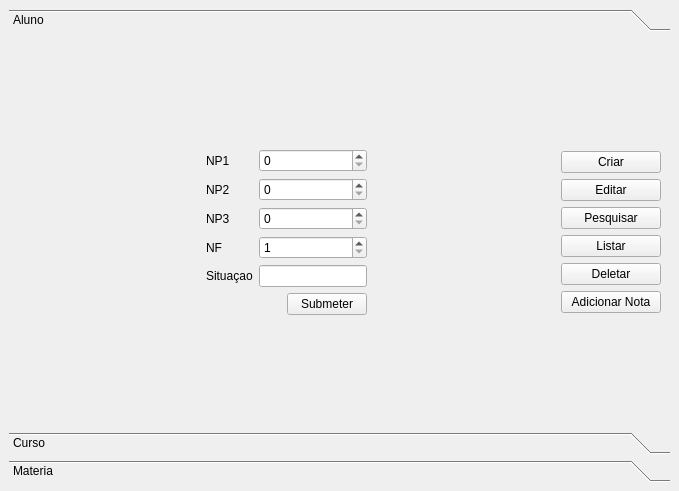
Before: the Qt Designer form design.ui in mugbug/banco-de-dados, drawn with Qt 5.
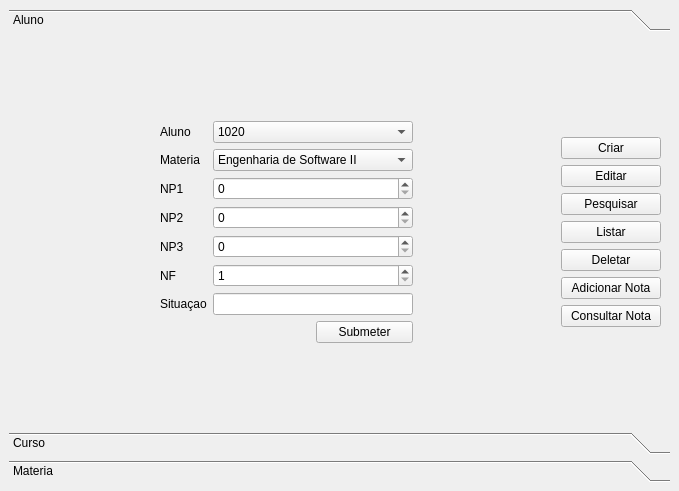
After: the same form once the commit is applied. The open tabs and pages were chosen to show the change. Icons and pictures are not drawn.

```diff
--- a/design.ui
+++ b/design.ui
@@ -1466,52 +1466,52 @@
              <layout class="QGridLayout" name="gridLayout_14">
               <item row="1" column="1">
                <layout class="QGridLayout" name="gridLayout_13">
-                <item row="3" column="1">
+                <item row="5" column="1">
                  <widget class="QLabel" name="aluno_lbl_semestre_2">
                   <property name="text">
                    <string>NF</string>
                   </property>
                  </widget>
                 </item>
-                <item row="4" column="1">
+                <item row="6" column="1">
                  <widget class="QLabel" name="aluno_lbl_curso_2">
                   <property name="text">
                    <string>Situaçao</string>
                   </property>
                  </widget>
                 </item>
-                <item row="2" column="1">
+                <item row="4" column="1">
                  <widget class="QLabel" name="aluno_lbl_matricula_2">
                   <property name="text">
                    <string>NP3</string>
                   </property>
                  </widget>
                 </item>
-                <item row="1" column="2" colspan="2">
+                <item row="3" column="2" colspan="2">
                  <widget class="QSpinBox" name="aluno_input_np2">
                   <property name="maximum">
                    <number>100</number>
                   </property>
                  </widget>
                 </item>
-                <item row="1" column="1">
+                <item row="3" column="1">
                  <widget class="QLabel" name="aluno_lbl_idade_2">
                   <property name="text">
                    <string>NP2</string>
                   </property>
                  </widget>
                 </item>
-                <item row="0" column="1">
+                <item row="2" column="1">
                  <widget class="QLabel" name="aluno_lbl_nome_2">
                   <property name="text">
                    <string>NP1</string>
                   </property>
                  </widget>
                 </item>
-                <item row="4" column="2" colspan="2">
+                <item row="6" column="2" colspan="2">
                  <widget class="QLineEdit" name="aluno_input_situacao"/>
                 </item>
-                <item row="0" column="2" colspan="2">
+                <item row="2" column="2" colspan="2">
                  <widget class="QSpinBox" name="aluno_input_np1">
                   <property name="minimumSize">
                    <size>
@@ -1524,7 +1524,7 @@
                   </property>
                  </widget>
                 </item>
-                <item row="3" column="2" colspan="2">
+                <item row="5" column="2" colspan="2">
                  <widget class="QSpinBox" name="aluno_input_nf">
                   <property name="minimum">
                    <number>1</number>
@@ -1534,20 +1534,58 @@
                   </property>
                  </widget>
                 </item>
-                <item row="2" column="2" colspan="2">
+                <item row="4" column="2" colspan="2">
                  <widget class="QSpinBox" name="aluno_input_np3">
                   <property name="maximum">
                    <number>100</number>
                   </property>
                  </widget>
                 </item>
-                <item row="5" column="3">
+                <item row="7" column="3">
                  <widget class="QPushButton" name="aluno_submeter_nota">
                   <property name="text">
                    <string>Submeter</string>
                   </property>
                  </widget>
                 </item>
+                <item row="0" column="1">
+                 <widget class="QLabel" name="label_2">
+                  <property name="text">
+                   <string>Aluno</string>
+                  </property>
+                 </widget>
+                </item>
+                <item row="0" column="2" colspan="2">
+                 <widget class="QComboBox" name="aluno_input_aluno">
+                  <item>
+                   <property name="text">
+                    <string>1020</string>
+                   </property>
+                  </item>
+                 </widget>
+                </item>
+                <item row="1" column="1">
+                 <widget class="QLabel" name="label_3">
+                  <property name="text">
+                   <string>Materia</string>
+                  </property>
+                 </widget>
+                </item>
+                <item row="1" column="2" colspan="2">
+                 <widget class="QComboBox" name="aluno_input_materia">
+                  <property name="minimumSize">
+                   <size>
+                    <width>200</width>
+                    <height>0</height>
+                   </size>
+                  </property>
+                  <item>
+                   <property name="text">
+                    <string>Engenharia de Software II</string>
+                   </property>
+                  </item>
+                 </widget>
+                </item>
                </layout>
               </item>
               <item row="2" column="1">
@@ -1749,6 +1787,13 @@
               </property>
              </widget>
             </item>
+            <item>
+             <widget class="QPushButton" name="aluno_btn_consultar_nota">
+              <property name="text">
+               <string>Consultar Nota</string>
+              </property>
+             </widget>
+            </item>
             <item>
              <spacer name="verticalSpacer_7">
               <property name="orientation">
```
Left out of the diff: 97 changed lines with no effect on the pictures.
